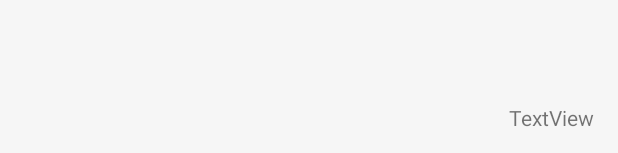
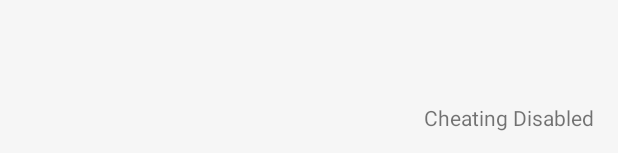
Before and after one commit to marleo/Cluedo_SEII2020, an Android app: the layout activity_main.xml on its own in the app's theme, with its tools: preview values and no code run, on a phone screen of 412 x 824 dp. Shown: the part 1080-1233 px from the top of the screen. Run offline under Robolectric (Android 15) with nearby library versions, the phone set to English and light mode, and no system bars.

Commit message:
Hardcoded Value von CheatInfo geändert auf string aus strings.xml
TextView -> @string/mainScreenCheatInformation

```diff
--- a/app/src/main/res/layout/activity_main.xml
+++ b/app/src/main/res/layout/activity_main.xml
@@ -63,7 +63,7 @@
         android:layout_height="wrap_content"
         android:layout_marginEnd="16dp"
         android:layout_marginBottom="16dp"
-        android:text="TextView"
+        android:text="@string/mainScreenCheatInformation"
         app:layout_constraintBottom_toBottomOf="parent"
         app:layout_constraintEnd_toEndOf="parent" />
 
```
